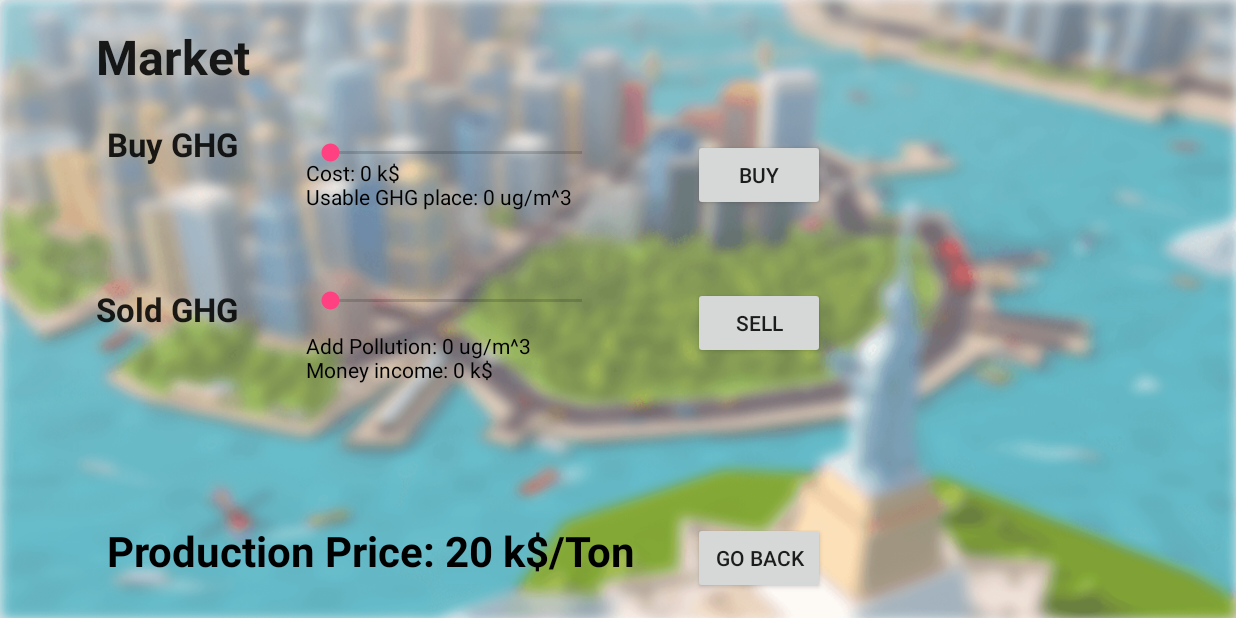
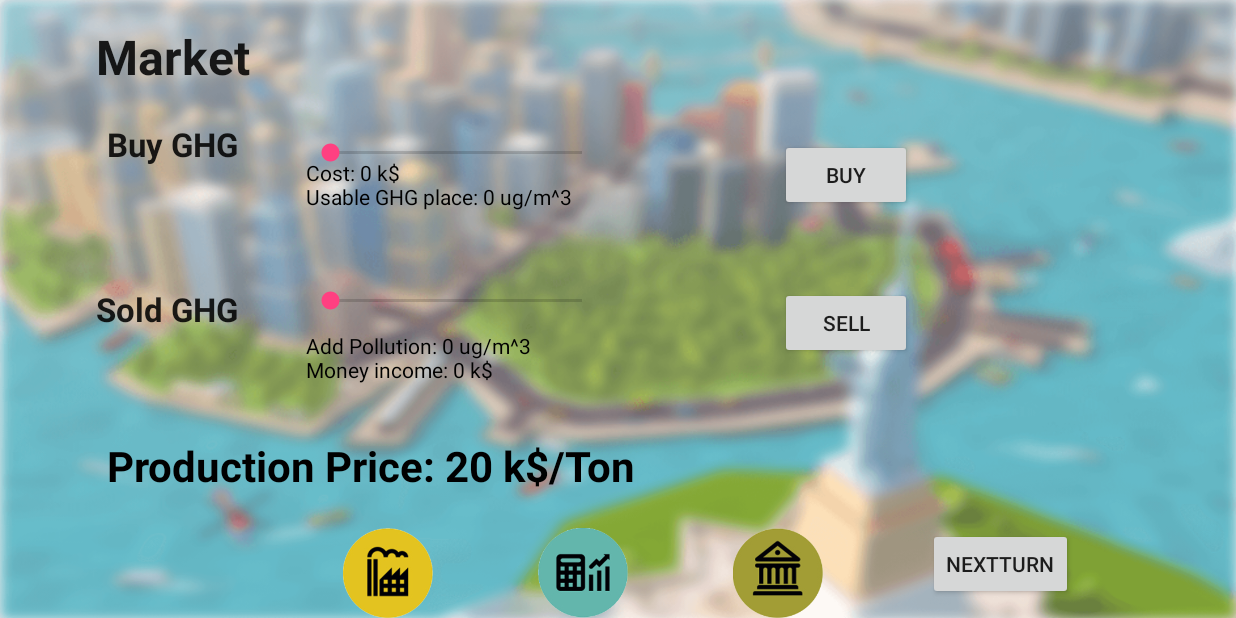
Before and after one commit to momozh/climateSim, an Android app: the A_Market screen opened directly, with no data from a screen before it, on a phone screen of 824 x 412 dp (held sideways). Run offline under Robolectric (Android 15) with nearby library versions, the phone set to English and light mode, and no system bars.

Commit message:
Update activity_market.xml

```diff
--- a/app/src/main/res/layout/activity_market.xml
+++ b/app/src/main/res/layout/activity_market.xml
@@ -3,7 +3,7 @@
     xmlns:tools="http://schemas.android.com/tools"
     android:layout_width="match_parent"
     android:layout_height="match_parent"
-    android:paddingBottom="@dimen/activity_vertical_margin"
+
     android:paddingLeft="@dimen/activity_horizontal_margin"
     android:paddingRight="@dimen/activity_horizontal_margin"
     android:paddingTop="@dimen/activity_vertical_margin"
@@ -39,18 +39,9 @@
         android:textStyle="bold"
         android:textSize="28dp"
         android:id="@+id/i_m_unitPrice"
-        android:layout_alignTop="@+id/button2"
-        android:layout_alignStart="@+id/textView2" />
-
-    <Button
-        android:layout_width="wrap_content"
-        android:layout_height="wrap_content"
-        android:text="@string/backMenu"
-        android:id="@+id/button2"
-        android:onClick="onBack"
-        android:layout_alignParentBottom="true"
-        android:layout_toEndOf="@+id/seekBar_SellGHG"
-        android:layout_marginStart="58dp" />
+        android:layout_below="@+id/i_m_pollutionAdd"
+        android:layout_alignStart="@+id/textView2"
+        android:layout_marginTop="35dp" />
 
     <Button
         android:layout_width="wrap_content"
@@ -59,7 +50,8 @@
         android:id="@+id/i_but_buyGHG"
         android:onClick="onBuy"
         android:layout_alignTop="@+id/seekBar_buyGHG"
-        android:layout_alignStart="@+id/i_but_SellGHG" />
+        android:layout_alignEnd="@+id/linearLayout8"
+        android:layout_marginEnd="107dp" />
 
     <Button
         android:layout_width="wrap_content"
@@ -68,7 +60,7 @@
         android:id="@+id/i_but_SellGHG"
         android:onClick="onSell"
         android:layout_alignTop="@+id/seekBar_SellGHG"
-        android:layout_alignStart="@+id/button2" />
+        android:layout_alignStart="@+id/i_but_buyGHG" />
 
     <TextView
         android:layout_width="wrap_content"
@@ -121,4 +113,53 @@
         android:id="@+id/textView4"
         android:layout_alignParentTop="true"
         android:layout_alignParentStart="true" />
+
+    <LinearLayout
+        android:orientation="horizontal"
+        android:layout_width="wrap_content"
+        android:layout_height="wrap_content"
+        android:id="@+id/linearLayout8"
+        android:layout_alignParentBottom="true"
+        android:layout_toEndOf="@+id/textView2">
+
+        <ImageButton
+            android:layout_width="60dp"
+            android:layout_height="60dp"
+            android:text="@string/button_factory"
+            android:id="@+id/imageButton4"
+            android:layout_alignParentBottom="true"
+            android:layout_alignParentStart="true"
+            android:layout_marginLeft="70dp"
+            android:background="@drawable/factory_btn"
+            android:onClick="onFactory" />
+
+        <ImageButton
+            android:layout_width="60dp"
+            android:layout_height="60dp"
+            android:text="@string/button_Market"
+            android:id="@+id/imageButton5"
+            android:layout_alignParentBottom="true"
+            android:layout_marginLeft="70dp"
+            android:background="@drawable/market_btn" />
+
+        <ImageButton
+            android:layout_width="60dp"
+            android:layout_height="60dp"
+            android:text="@string/button_government"
+            android:id="@+id/imageButton6"
+            android:layout_alignTop="@+id/imageButton4"
+            android:layout_marginLeft="70dp"
+            android:background="@drawable/th_btn"
+            android:onClick="onBack" />
+
+        <Button
+            android:layout_width="wrap_content"
+            android:layout_height="wrap_content"
+            android:text="@string/button_NextTurn"
+            android:id="@+id/button4"
+            android:onClick="onNextTurn"
+            android:layout_alignParentBottom="true"
+            android:layout_alignParentEnd="true"
+            android:layout_marginLeft="70dp" />
+    </LinearLayout>
 </RelativeLayout>
```
